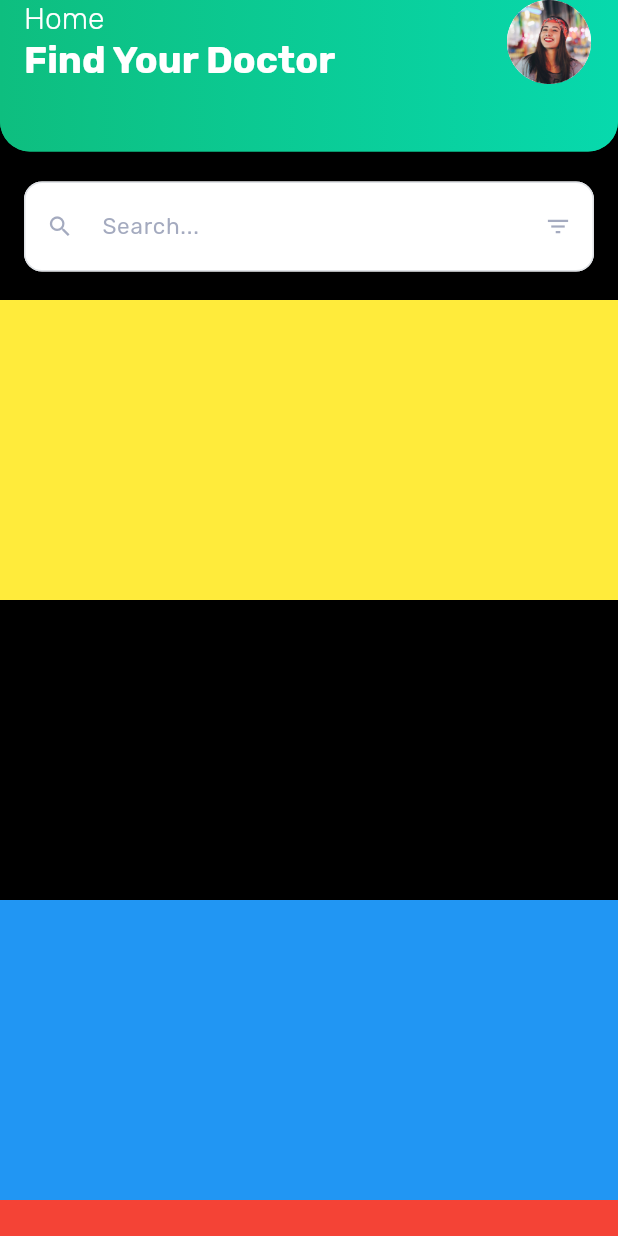
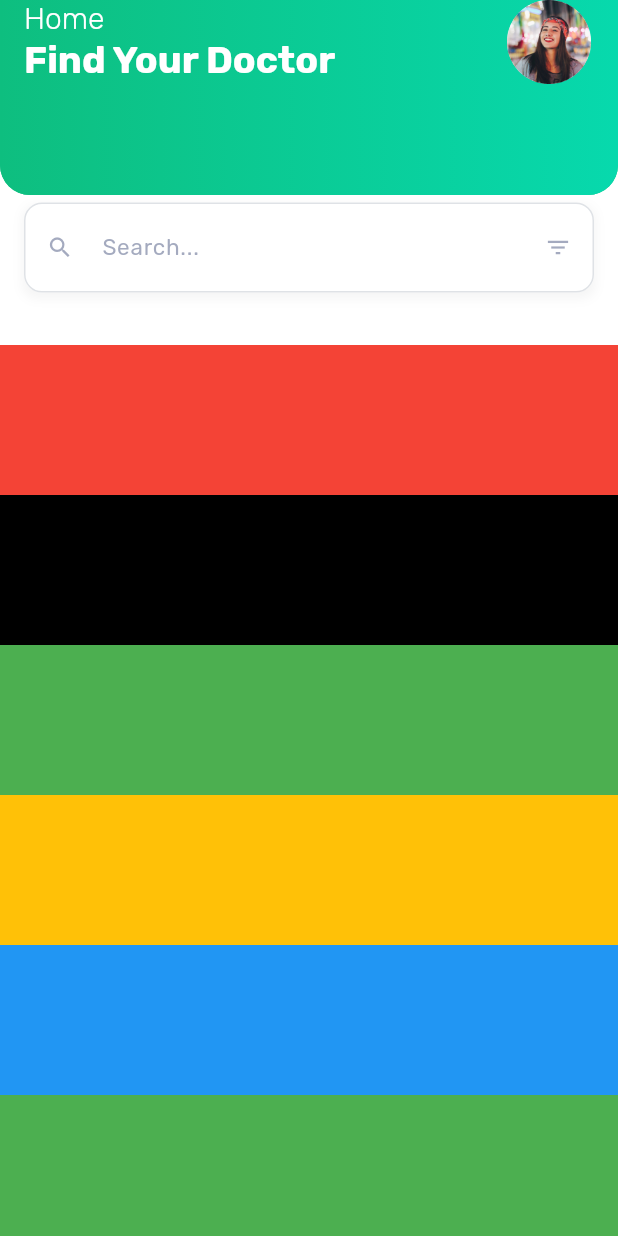
Before and after one commit to MedoAlshafei/doctor_hunt, a Flutter app: the HomeView screen opened directly, on a phone screen of 412 x 824 dp. Run offline on Flutter 3.47's test engine with Material 3 defaults, Android fonts, the phone set to English and light mode, and no system bars; our stand-ins replace google_fonts.

```diff
--- a/lib/features/home/presentation/home_view.dart
+++ b/lib/features/home/presentation/home_view.dart
@@ -1,4 +1,7 @@
+import 'package:doctor_hunt/core/constants/app_text.dart';
+import 'package:doctor_hunt/features/home/presentation/widgets/custom_app_bar.dart';
 import 'package:doctor_hunt/features/home/presentation/widgets/home_app_bar_builder.dart';
+import 'package:doctor_hunt/features/shared/custom_text_field.dart';
 import 'package:flutter/material.dart';
 
 class HomeView extends StatefulWidget {
@@ -13,59 +16,33 @@ class _HomeViewState extends State<HomeView> {
   @override
   Widget build(BuildContext context) {
     return Scaffold(
-      extendBodyBehindAppBar: true,
-      appBar: HomeAppBarBuilder(),
+      extendBodyBehindAppBar: false,
       body: CustomScrollView(
-        physics: PageScrollPhysics(),
+        physics: ClampingScrollPhysics(),
         slivers: [
+          CustomAppBer(),
           SliverToBoxAdapter(
-            child: Container(height: 200, width: 200, color: Colors.black),
+            child: Container(height: 100, color: Colors.white),
+          ),
+          SliverToBoxAdapter(child: Container(height: 100, color: Colors.red)),
+          SliverToBoxAdapter(
+            child: Container(height: 100, color: Colors.black),
           ),
           SliverToBoxAdapter(
-            child: Container(height: 200, width: 200, color: Colors.yellow),
+            child: Container(height: 100, color: Colors.green),
           ),
           SliverToBoxAdapter(
-            child: Container(height: 200, width: 200, color: Colors.black),
+            child: Container(height: 100, color: Colors.amber),
           ),
+          SliverToBoxAdapter(child: Container(height: 100, color: Colors.blue)),
           SliverToBoxAdapter(
-            child: Container(height: 200, width: 200, color: Colors.blue),
+            child: Container(height: 100, color: Colors.green),
           ),
-          SliverToBoxAdapter(
-            child: Container(height: 200, width: 200, color: Colors.red),
-          ),
-          SliverToBoxAdapter(
-            child: Container(height: 200, width: 200, color: Colors.green),
-          ),
-          SliverToBoxAdapter(
-            child: Container(height: 200, width: 200, color: Colors.amber),
-          ),
-          SliverToBoxAdapter(
-            child: Container(height: 200, width: 200, color: Colors.red),
-          ),
-          SliverToBoxAdapter(
-            child: Container(height: 200, width: 200, color: Colors.red),
-          ),
-          SliverToBoxAdapter(
-            child: Container(height: 200, width: 200, color: Colors.green),
-          ),
-          SliverToBoxAdapter(
-            child: Container(height: 200, width: 200, color: Colors.red),
-          ),
-          SliverToBoxAdapter(
-            child: Container(height: 200, width: 200, color: Colors.red),
-          ),
-          SliverToBoxAdapter(
-            child: Container(height: 200, width: 200, color: Colors.red),
-          ),
-          SliverToBoxAdapter(
-            child: Container(height: 200, width: 200, color: Colors.red),
-          ),
-          SliverToBoxAdapter(
-            child: Container(height: 200, width: 200, color: Colors.red),
-          ),
-          SliverToBoxAdapter(
-            child: Container(height: 200, width: 200, color: Colors.red),
-          ),
+          SliverToBoxAdapter(child: Container(height: 100, color: Colors.blue)),
+          SliverToBoxAdapter(child: Container(height: 100, color: Colors.blue)),
+          SliverToBoxAdapter(child: Container(height: 100, color: Colors.blue)),
+          SliverToBoxAdapter(child: Container(height: 100, color: Colors.blue)),
+          SliverToBoxAdapter(child: Container(height: 100, color: Colors.blue)),
         ],
       ),
     );
--- a/lib/features/home/presentation/widgets/custom_app_bar.dart
+++ b/lib/features/home/presentation/widgets/custom_app_bar.dart
@@ -1,6 +1,7 @@
 import 'package:doctor_hunt/core/constants/app_colors.dart';
 import 'package:doctor_hunt/core/constants/app_image.dart';
 import 'package:doctor_hunt/core/constants/app_text.dart';
+import 'package:doctor_hunt/features/shared/custom_text_field.dart';
 import 'package:flutter/material.dart';
 import 'package:google_fonts/google_fonts.dart';
 
@@ -9,21 +10,45 @@ class CustomAppBer extends StatelessWidget {
 
   @override
   Widget build(BuildContext context) {
-    return AppBar(
+    return SliverAppBar(
       elevation: 0,
       scrolledUnderElevation: 0,
       backgroundColor: AppColors.primary,
       foregroundColor: Colors.white,
-      // centerTitle: true,
-      flexibleSpace: Container(
+      expandedHeight: 130,
+      collapsedHeight: 125,
+      pinned: false,
+      floating: true,
+      snap: true,
+      flexibleSpace: Stack(
+        clipBehavior: Clip.none,
+        alignment: Alignment.bottomCenter,
+        children: [
+          FlexibleSpaceBar(
+            background: Container(
               decoration: BoxDecoration(
-          borderRadius: BorderRadius.vertical(bottom: Radius.circular(20.0)),
+                borderRadius: BorderRadius.vertical(
+                  bottom: Radius.circular(20.0),
+                ),
                 gradient: LinearGradient(
                   begin: Alignment.centerLeft,
                   end: Alignment.centerRight,
                   colors: [AppColors.primary, AppColors.secondary],
                 ),
               ),
+            ),
+          ),
+          Positioned(
+            top: 135,
+            left: 16,
+            right: 16,
+            child: CustomTextField(
+              hintText: AppText.search,
+              prefixIcon: Icons.search,
+              suffixIcon: Icons.filter_list,
+            ),
+          ),
+        ],
       ),
       shape: const RoundedRectangleBorder(
         borderRadius: BorderRadius.vertical(bottom: Radius.circular(20.0)),
@@ -56,11 +81,7 @@ class CustomAppBer extends StatelessWidget {
           child: CircleAvatar(
             radius: 30,
             backgroundColor: Colors.white,
-            child: CircleAvatar(
-              radius: 30,
-              backgroundColor: Colors.white,
             child: Image.asset(AppImage.profileImage, fit: BoxFit.cover),
-            ),
           ),
         ),
       ],
--- a/lib/features/home/presentation/widgets/home_app_bar_builder.dart
+++ b/lib/features/home/presentation/widgets/home_app_bar_builder.dart
@@ -1,32 +1,32 @@
-import 'package:doctor_hunt/core/constants/app_text.dart';
-import 'package:doctor_hunt/features/home/presentation/widgets/custom_app_bar.dart';
-import 'package:doctor_hunt/features/shared/custom_text_field.dart';
-import 'package:flutter/material.dart';
+// import 'package:doctor_hunt/core/constants/app_text.dart';
+// import 'package:doctor_hunt/features/home/presentation/widgets/custom_app_bar.dart';
+// import 'package:doctor_hunt/features/shared/custom_text_field.dart';
+// import 'package:flutter/material.dart';
 
-class HomeAppBarBuilder extends StatelessWidget implements PreferredSizeWidget {
-  const HomeAppBarBuilder({super.key});
+// class HomeAppBarBuilder extends StatelessWidget implements PreferredSizeWidget {
+//   const HomeAppBarBuilder({super.key});
 
-  @override
-  Size get preferredSize => const Size.fromHeight(kToolbarHeight + 45);
+//   @override
+//   Size get preferredSize => const Size.fromHeight(kToolbarHeight + 45);
 
-  @override
-  Widget build(BuildContext context) {
-    return Stack(
-      alignment: Alignment.center,
-      clipBehavior: Clip.none,
-      children: [
-        CustomAppBer(),
-        Positioned(
-          top: kToolbarHeight + 65,
-          left: 16,
-          right: 16,
-          child: CustomTextField(
-            hintText: AppText.search,
-            prefixIcon: Icons.search,
-            suffixIcon: Icons.filter_list,
-          ),
-        ),
-      ],
-    );
-  }
-}
+//   @override
+//   Widget build(BuildContext context) {
+//     return Stack(
+//       alignment: Alignment.center,
+//       clipBehavior: Clip.none,
+//       children: [
+//         CustomAppBer(),
+//         Positioned(
+//           top: kToolbarHeight + 65,
+//           left: 16,
+//           right: 16,
+//           child: CustomTextField(
+//             hintText: AppText.search,
+//             prefixIcon: Icons.search,
+//             suffixIcon: Icons.filter_list,
+//           ),
+//         ),
+//       ],
+//     );
+//   }
+// }
```
Lines whose indentation alone changed are shown as unchanged.
